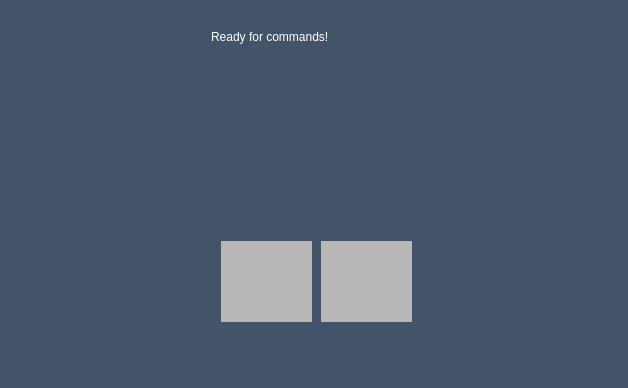
The window that RICS_Qt/mainwindow.ui (msultani/Robotic-Interactive-Computing-System-RICS) describes before a commit, drawn with Qt 5.
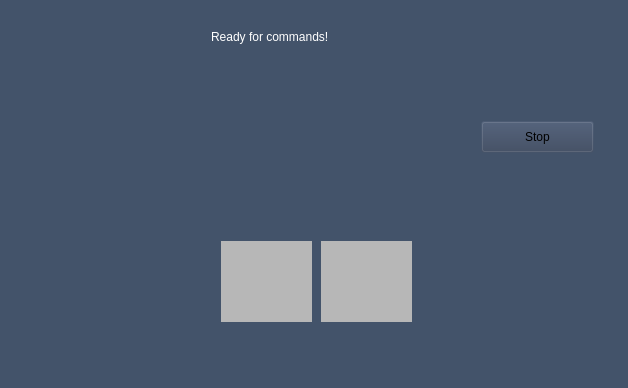
The same window after the commit. The open tabs and pages were chosen to show the change. Icons and pictures are not drawn. Custom widgets are drawn as their Qt base class.

Patch:
```diff
--- a/RICS_Qt/mainwindow.ui
+++ b/RICS_Qt/mainwindow.ui
@@ -502,6 +502,19 @@
          </size>
         </property>
        </widget>
+       <widget class="QHoverSensitiveButton" name="stopButton">
+        <property name="geometry">
+         <rect>
+          <x>470</x>
+          <y>110</y>
+          <width>113</width>
+          <height>32</height>
+         </rect>
+        </property>
+        <property name="text">
+         <string>Stop</string>
+        </property>
+       </widget>
       </widget>
       <widget class="QWidget" name="settingsPage">
        <property name="styleSheet">
```
Left out of the diff: 2 changed lines with no effect on the pictures.
